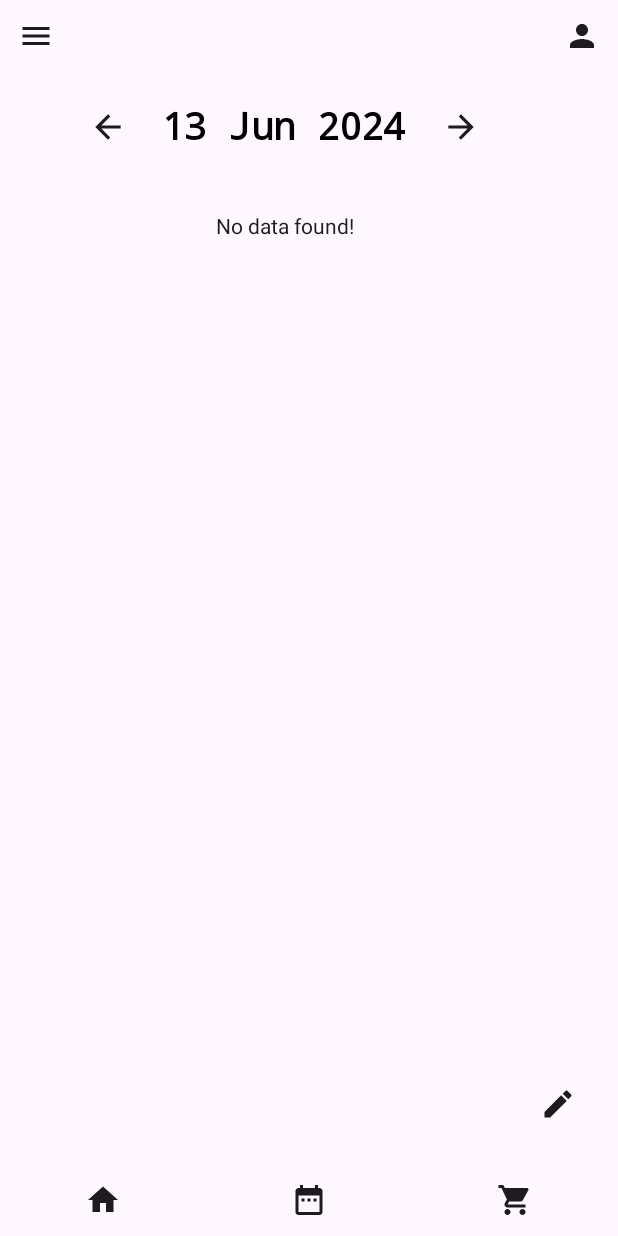
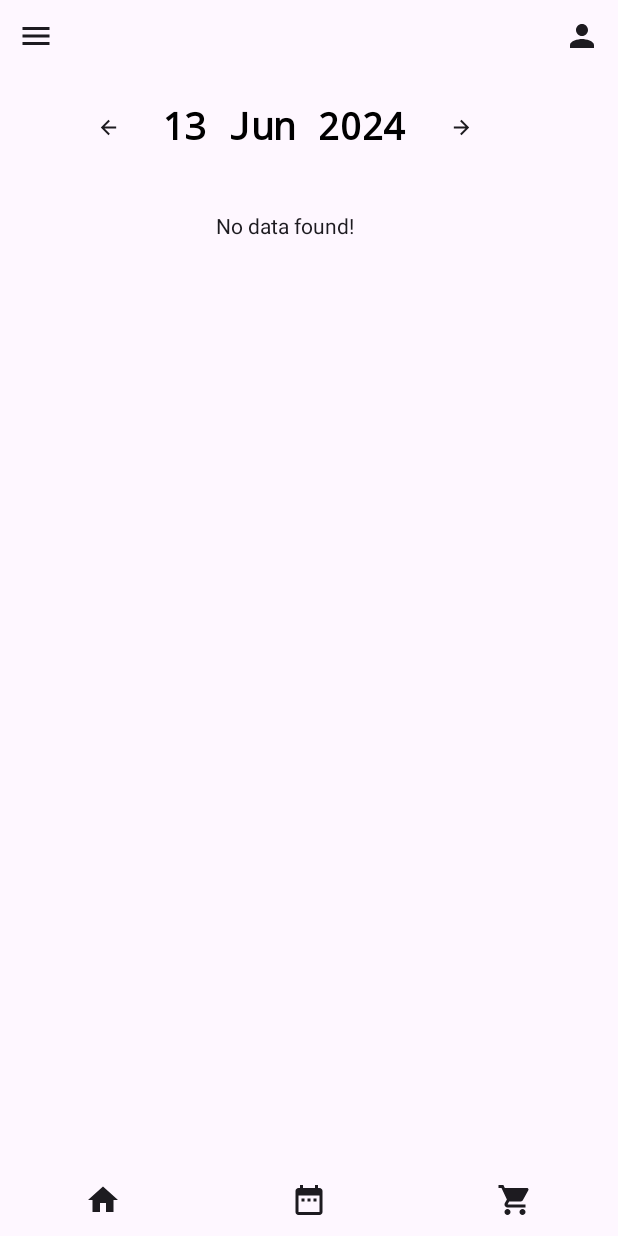
Before and after one commit to ccritne/grocery, an Android app built with Jetpack Compose: the Menu screen opened through its navigation route, on a phone screen of 412 x 824 dp. Run offline under Robolectric (Android 15) with nearby library versions, the phone set to English and light mode, and no system bars.

```diff
--- a/app/src/main/java/com/example/testapp/Navigation.kt
+++ b/app/src/main/java/com/example/testapp/Navigation.kt
@@ -20,17 +20,17 @@ enum class Screen(){
 }
 @RequiresApi(Build.VERSION_CODES.O)
 @Composable
-fun NavigationGraph(navController: NavHostController, context: Context){
+fun NavigationGraph(navController: NavHostController, context: Context, dbManager: DbManager){
 
-    NavHost(navController = navController, startDestination = Screen.Menu.name){
+    NavHost(navController = navController, startDestination = Screen.ShoppingCart.name){
         composable(route = Screen.House.name){
             House()
         }
         composable(route = Screen.Menu.name){
-            Menu(context)
+            Menu(context, dbManager)
         }
         composable(route = Screen.ShoppingCart.name){
-            ShoppingCart()
+            ShoppingCart(context, dbManager)
         }
     }
 
--- a/app/src/main/java/com/example/testapp/body/menu/Menu.kt
+++ b/app/src/main/java/com/example/testapp/body/menu/Menu.kt
@@ -68,9 +68,8 @@ fun fromListFoodToMapBySelector(list: ArrayList<Food>) : MutableMap<Int, ArrayLi
 
 @RequiresApi(Build.VERSION_CODES.O)
 @Composable
-fun Menu(context: Context) {
+fun Menu(context: Context, dbManager: DbManager) {
 
-    val db = DbManager(context)
 
     Column(
         modifier = Modifier
@@ -84,7 +83,7 @@ fun Menu(context: Context) {
         val date = remember { mutableStateOf(LocalDate.now()) }
         val formattedDateSQL = date.value.format(formatterSql)
 
-        Date(date)
+        Date(date, true, true)
 
         Column(
             modifier = Modifier
@@ -107,7 +106,7 @@ fun Menu(context: Context) {
                 5 to "Third snack"
             )
 
-            db.selectFromDay(formattedDateSQL) { listFood ->
+            dbManager.selectFromDay(formattedDateSQL) { listFood ->
                 momentFood = fromListFoodToMapBySelector(listFood)
             }
 
@@ -117,7 +116,7 @@ fun Menu(context: Context) {
                         momentName = mapMomentSelector[moment.key].toString(),
                         ingredientsCollection = moment.value,
                         idMoment = moment.key,
-                        dbManager = db
+                        dbManager = dbManager
                     )
                 }
             }
--- a/app/src/main/java/com/example/testapp/body/menu/date.kt
+++ b/app/src/main/java/com/example/testapp/body/menu/date.kt
@@ -33,7 +33,7 @@ import java.time.format.DateTimeFormatter
 @OptIn(ExperimentalMaterial3Api::class)
 @RequiresApi(Build.VERSION_CODES.O)
 @Composable
-fun Date(date : MutableState<LocalDate>){
+fun Date(date : MutableState<LocalDate>, enableLeft: Boolean, enableRight: Boolean){
 
     val formatterDesign = DateTimeFormatter.ofPattern("dd MMM y")
 
@@ -41,16 +41,17 @@ fun Date(date : MutableState<LocalDate>){
 
 
     Row(
-        modifier = Modifier.fillMaxWidth(),
         horizontalArrangement = Arrangement.Center,
         verticalAlignment = Alignment.CenterVertically
 
     ) {
-        IconButton(onClick = { date.value = date.value.minusDays(1) }) {
+        IconButton(
+            enabled = enableLeft,
+            onClick = { date.value = date.value.minusDays(1) }) {
             Icon(
                 imageVector = Icons.Default.ArrowBack,
                 contentDescription = "backDate",
-                modifier = Modifier.size(25.dp)
+                modifier = Modifier.size(15.dp)
             )
         }
         TextButton(
@@ -64,12 +65,30 @@ fun Date(date : MutableState<LocalDate>){
                 fontFamily = FontFamily.Monospace,
             )
         }
-        IconButton(onClick = { date.value = date.value.plusDays(1) }) {
+        IconButton(
+            enabled = enableRight,
+            onClick = { date.value = date.value.plusDays(1) }) {
             Icon(
                 imageVector = Icons.Default.ArrowForward,
                 contentDescription = "forwardDate",
-                modifier = Modifier.size(25.dp)
+                modifier = Modifier.size(15.dp)
             )
         }
     }
 }
+
+@RequiresApi(Build.VERSION_CODES.O)
+@Composable
+fun DoubleDate(startDate : MutableState<LocalDate>, endDate: MutableState<LocalDate>){
+
+
+    Row(
+        modifier = Modifier.fillMaxWidth(),
+        horizontalArrangement = Arrangement.SpaceAround,
+        verticalAlignment = Alignment.CenterVertically
+
+    ) {
+        Date(date = startDate, true, startDate.value.isBefore(endDate.value))
+        Date(date = endDate, endDate.value.isAfter(startDate.value), true)
+    }
+}
```
Also changed, not shown: app/src/main/java/com/example/testapp/MainActivity.kt (+1 -26 lines), app/src/main/java/com/example/testapp/body/ShoppingCart.kt (+170 -2 lines), app/src/main/java/com/example/testapp/database.kt (+52 -3 lines).
